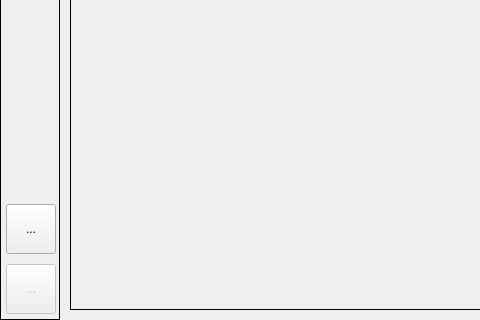
Old version of the form client.ui in the repository 4malgama/achat-client; both pictures show x 0 to 480 and y 430 to 750 of the 1280 by 750 pixel window.
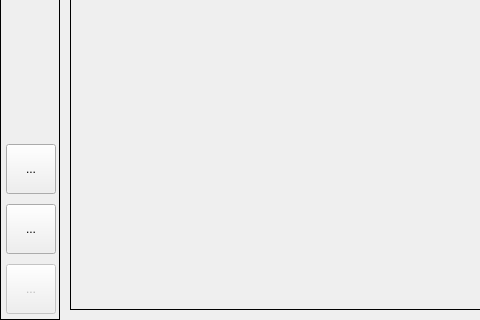
New version of the form. Icons and pictures are not drawn.

The edit to the form file:
```diff
--- a/client.ui
+++ b/client.ui
@@ -335,6 +335,44 @@
          </property>
         </spacer>
        </item>
+       <item>
+        <widget class="QToolButton" name="btnConsole">
+         <property name="enabled">
+          <bool>true</bool>
+         </property>
+         <property name="minimumSize">
+          <size>
+           <width>50</width>
+           <height>50</height>
+          </size>
+         </property>
+         <property name="maximumSize">
+          <size>
+           <width>50</width>
+           <height>50</height>
+          </size>
+         </property>
+         <property name="cursor">
+          <cursorShape>PointingHandCursor</cursorShape>
+         </property>
+         <property name="toolTip">
+          <string>Opens console window</string>
+         </property>
+         <property name="text">
+          <string>...</string>
+         </property>
+         <property name="icon">
+          <iconset resource="resources.qrc">
+           <normaloff>:/r/resources/images/console.png</normaloff>:/r/resources/images/console.png</iconset>
+         </property>
+         <property name="iconSize">
+          <size>
+           <width>32</width>
+           <height>32</height>
+          </size>
+         </property>
+        </widget>
+       </item>
        <item>
         <widget class="QToolButton" name="btnSettings">
          <property name="enabled">
```
Left out of the diff: 15 changed lines with no effect on the pictures.
